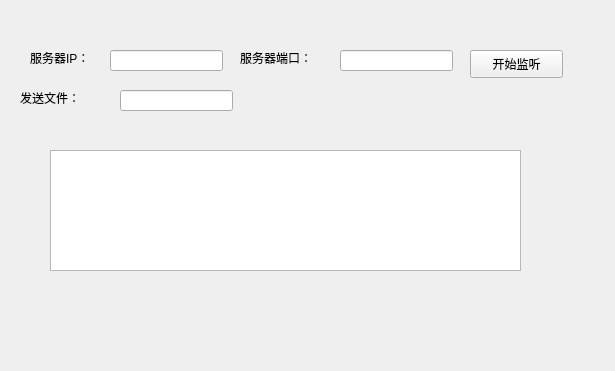
Old version of the form UpdtServer/Widget.ui in the repository judgetime/module.
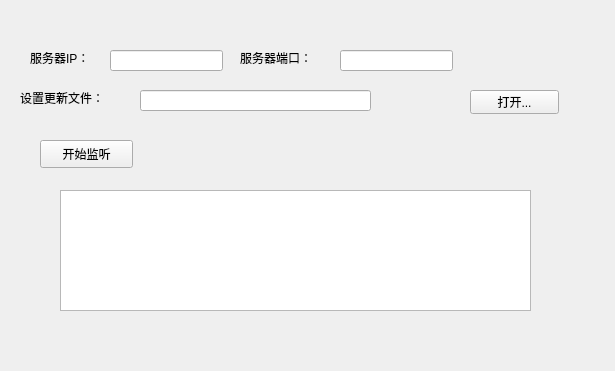
New version of the form.

What changed in the file:
```diff
--- a/UpdtServer/Widget.ui
+++ b/UpdtServer/Widget.ui
@@ -39,8 +39,8 @@
   <widget class="QTextEdit" name="textEdit">
    <property name="geometry">
     <rect>
-     <x>50</x>
-     <y>150</y>
+     <x>60</x>
+     <y>190</y>
      <width>471</width>
      <height>121</height>
     </rect>
@@ -49,8 +49,8 @@
   <widget class="QPushButton" name="pbtn">
    <property name="geometry">
     <rect>
-     <x>470</x>
-     <y>50</y>
+     <x>40</x>
+     <y>140</y>
      <width>93</width>
      <height>28</height>
     </rect>
@@ -87,24 +87,37 @@
     <rect>
      <x>20</x>
      <y>90</y>
-     <width>72</width>
-     <height>15</height>
+     <width>111</width>
+     <height>16</height>
     </rect>
    </property>
    <property name="text">
-    <string>发送文件：</string>
+    <string>设置更新文件：</string>
    </property>
   </widget>
   <widget class="QLineEdit" name="lineEdit_File">
    <property name="geometry">
     <rect>
-     <x>120</x>
+     <x>140</x>
      <y>90</y>
-     <width>113</width>
+     <width>231</width>
      <height>21</height>
     </rect>
    </property>
   </widget>
+  <widget class="QPushButton" name="pbn_File">
+   <property name="geometry">
+    <rect>
+     <x>470</x>
+     <y>90</y>
+     <width>89</width>
+     <height>24</height>
+    </rect>
+   </property>
+   <property name="text">
+    <string>打开...</string>
+   </property>
+  </widget>
  </widget>
  <resources/>
  <connections/>
```
